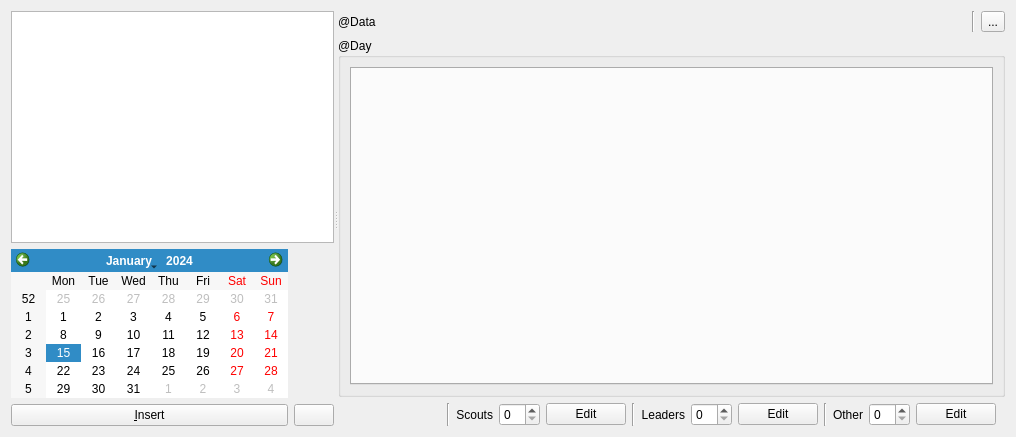
This is src/ui/TabMealWidget.ui in wnt-zhp/zarlock-cpp as Qt 5 draws it before an edit. The edited form follows.
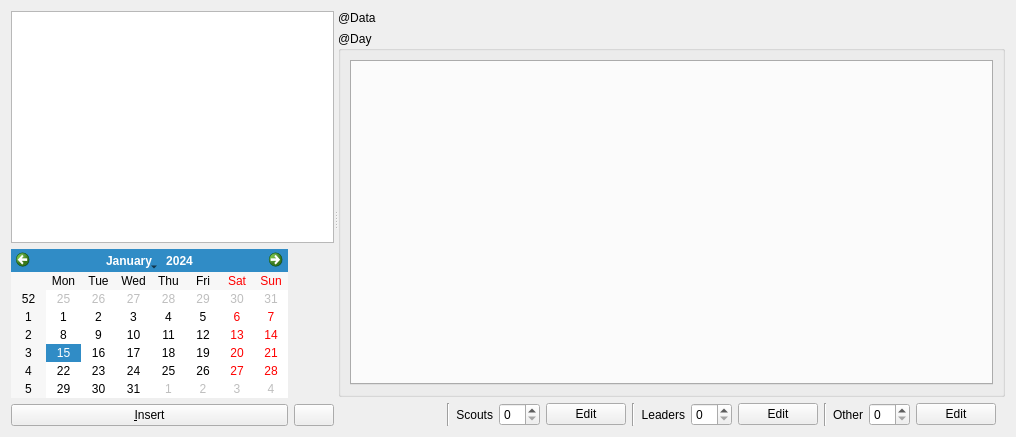
This is the edited form. Custom widgets are drawn as their Qt base class.

What changed in the file:
```diff
--- a/src/ui/TabMealWidget.ui
+++ b/src/ui/TabMealWidget.ui
@@ -71,7 +71,7 @@
      <widget class="QWidget" name="verticalLayoutWidget_2">
       <layout class="QVBoxLayout" name="verticalLayout_2">
        <item>
-        <layout class="QHBoxLayout" name="horizontalLayout_2" stretch="1,0,0">
+        <layout class="QHBoxLayout" name="horizontalLayout_2" stretch="1">
          <item>
           <widget class="QLabel" name="label_data">
            <property name="text">
@@ -79,20 +79,6 @@
            </property>
           </widget>
          </item>
-         <item>
-          <widget class="Line" name="line_tools">
-           <property name="orientation">
-            <enum>Qt::Vertical</enum>
-           </property>
-          </widget>
-         </item>
-         <item>
-          <widget class="QToolButton" name="tools">
-           <property name="text">
-            <string>...</string>
-           </property>
-          </widget>
-         </item>
         </layout>
        </item>
        <item>
```
Left out of the diff: 1 changed line with no effect on the pictures.
